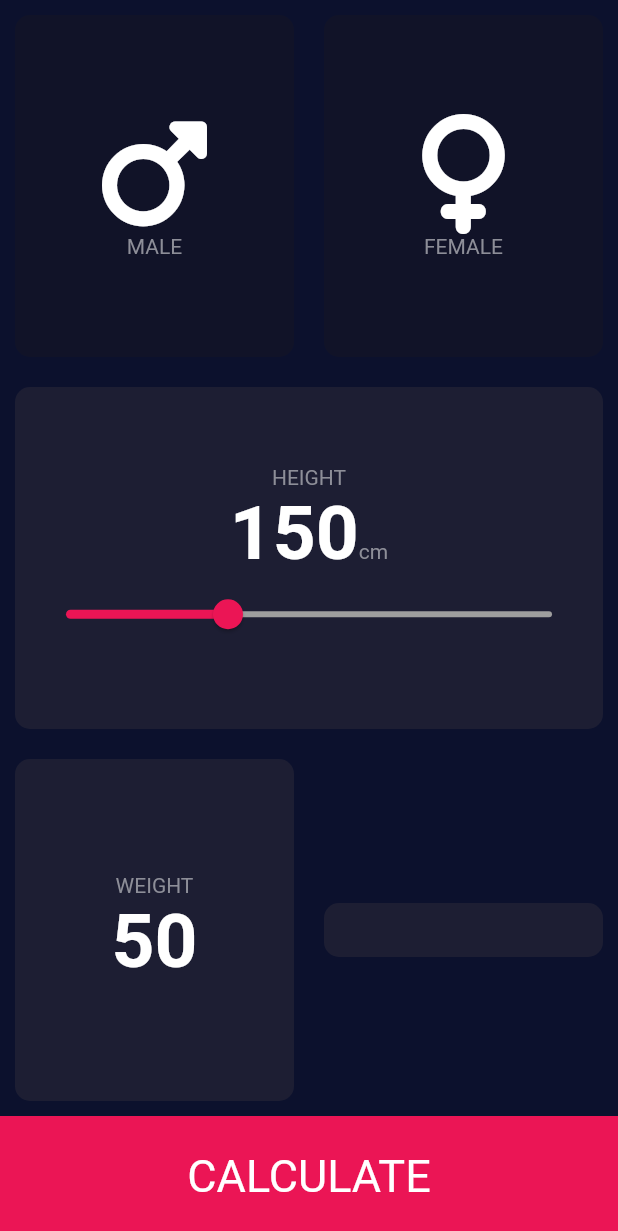
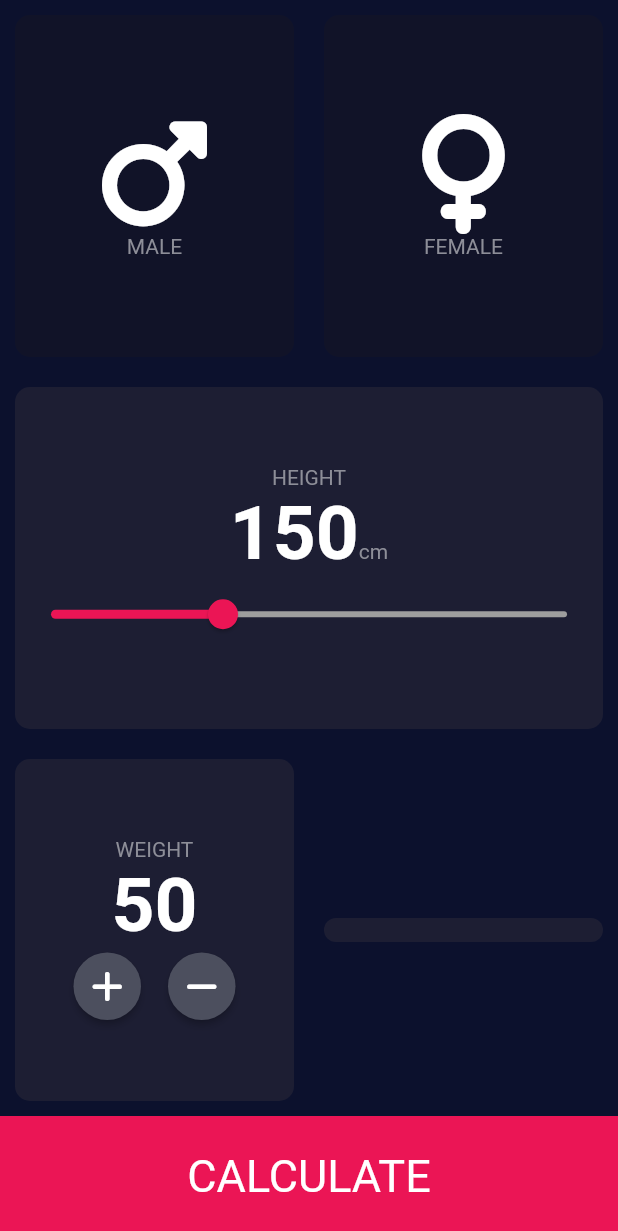
Before and after one commit to HooEP01/bmi, a Flutter app: the screen it shows after launch, on a phone screen of 412 x 824 dp. Shown: the top 1231 px of the screen. Run offline on Flutter 3.47's test engine with Material 2 defaults, Android fonts, the phone set to English and light mode, and no system bars; our stand-ins replace font_awesome_flutter.

```diff
--- a/lib/input_page.dart
+++ b/lib/input_page.dart
@@ -152,7 +152,30 @@ class _InputPageState extends State<InputPage> {
                           weight.toString(),
                           style: kNumberStyle,
                         ),
-                        Row(),
+                        Row(
+                          mainAxisAlignment: MainAxisAlignment.center,
+                          children: [
+                            RoundIconButton(
+                              icon: FontAwesomeIcons.plus,
+                              onPress: () {
+                                setState(() {
+                                  weight++;
+                                });
+                              },
+                            ),
+                            SizedBox(
+                              width: 15.0,
+                            ),
+                            RoundIconButton(
+                              icon: FontAwesomeIcons.minus,
+                              onPress: () {
+                                setState(() {
+                                  weight--;
+                                });
+                              },
+                            ),
+                          ],
+                        ),
                       ],
                     ),
                     cardColor: kActiveCardColor,
@@ -191,6 +214,27 @@ class _InputPageState extends State<InputPage> {
   }
 }
 
+class RoundIconButton extends StatelessWidget {
+  final IconData icon;
+  final void Function() onPress;
+
+  RoundIconButton({required this.icon, required this.onPress});
+
+  @override
+  Widget build(BuildContext context) {
+    return RawMaterialButton(
+      child: Icon(icon),
+      onPressed: onPress,
+      shape: CircleBorder(),
+      fillColor: Color(0xFF4C4F5E),
+      constraints: BoxConstraints.tightFor(
+        width: 45.0,
+        height: 45.0,
+      ),
+    );
+  }
+}
+
 //TODO: 4. Create a Stateless Widget for the Round Icon button using the following style
 // RawMaterialButton(
 // onPressed: onPress,
--- a/lib/reusable_card.dart
+++ b/lib/reusable_card.dart
@@ -11,7 +11,6 @@ class ReusableCard extends StatelessWidget {
     return Container(
       child: cardChild,
       margin: EdgeInsets.all(10.0),
-      padding: EdgeInsets.all(10.0),
       decoration: BoxDecoration(
         borderRadius: BorderRadius.circular(10.0),
         color: cardColor,
```
